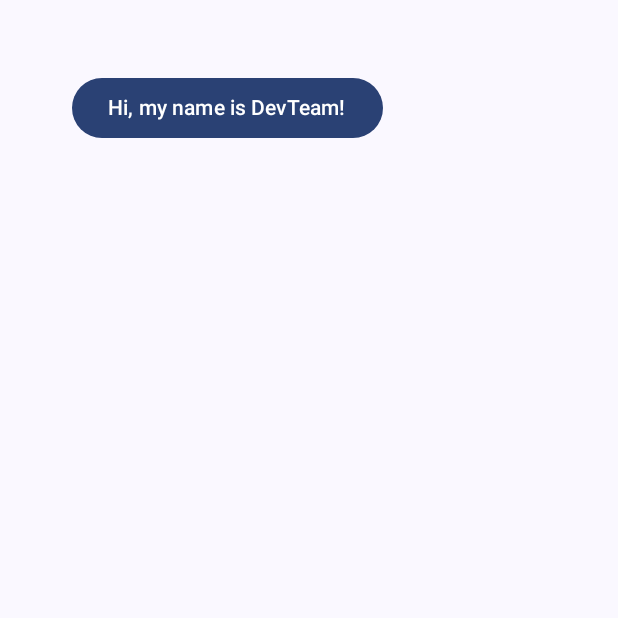
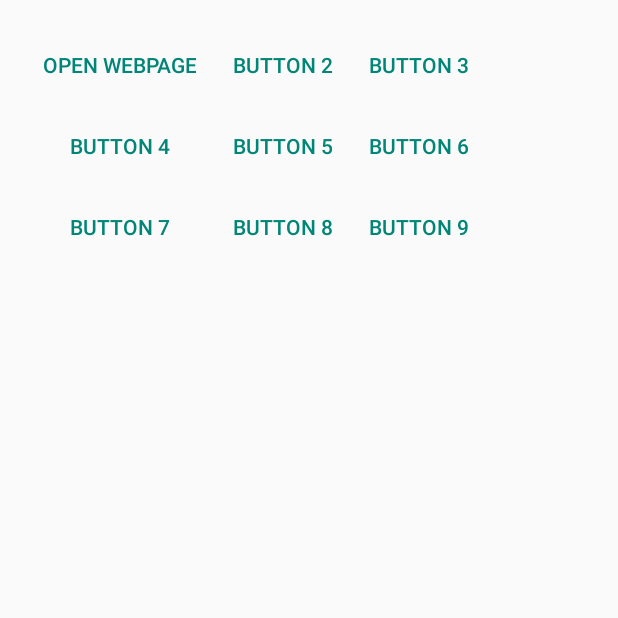
Before and after one commit to rrc124/ChildrensTherapy2, an Android app built with Jetpack Compose: the screen it shows after launch (MainActivity), on a phone screen of 412 x 824 dp, the top half of it. Run offline under Robolectric (Android 15) with nearby library versions, the phone set to English and light mode, and no system bars; pictures from the network do not load.

Commit message:
3x3 Button Grid
# Conflicts:
#	.idea/.gitignore
#	.idea/misc.xml
#	ChildrensTherapy/app/src/main/java/com/example/childrenstherapy/MainActivity.kt

```diff
--- a/ChildrensTherapy/app/src/main/AndroidManifest.xml
+++ b/ChildrensTherapy/app/src/main/AndroidManifest.xml
@@ -1,6 +1,9 @@
 <?xml version="1.0" encoding="utf-8"?>
 <manifest xmlns:android="http://schemas.android.com/apk/res/android"
     xmlns:tools="http://schemas.android.com/tools">
+
+    <!-- Internet permission added here -->
+    <uses-permission android:name="android.permission.INTERNET"/>
 
     <application
         android:allowBackup="true"
@@ -12,6 +15,7 @@
         android:supportsRtl="true"
         android:theme="@style/Theme.ChildrensTherapy"
         tools:targetApi="31">
+
         <activity
             android:name=".MainActivity"
             android:exported="true"
@@ -19,7 +23,6 @@
             android:theme="@style/Theme.ChildrensTherapy">
             <intent-filter>
                 <action android:name="android.intent.action.MAIN" />
-
                 <category android:name="android.intent.category.LAUNCHER" />
             </intent-filter>
         </activity>
--- a/ChildrensTherapy/app/src/main/java/com/example/childrenstherapy/MainActivity.kt
+++ b/ChildrensTherapy/app/src/main/java/com/example/childrenstherapy/MainActivity.kt
@@ -1,13 +1,13 @@
-/* #### This is the code for the button and the ability to press it to get a reaction
+package com.example.childrenstherapy
 
-   These are the nessasary imports, described in detail below */
+import android.content.Intent
+import android.os.Bundle
+import android.util.Log
+import android.widget.Button
+import androidx.appcompat.app.AppCompatActivity
+import android.net.Uri
 
-package com.example.childrenstherapy
-/* Bundle, imported below, allows the app to save the activity and keep your
-   state in the program. With bundle, if your app is moved to the background, it
-   will return to the state you left it. */
-import android.os.Bundle
-
+/*
 import androidx.activity.ComponentActivity
 import androidx.activity.compose.setContent
 import androidx.compose.foundation.Image
@@ -30,62 +30,88 @@ import androidx.compose.ui.tooling.preview.Preview
 import androidx.compose.ui.unit.dp
 import coil.compose.rememberAsyncImagePainter
 import com.example.childrenstherapy.ui.theme.ChildrensTherapyTheme
-/* Similar to int main() entry point in C++, but this is specific to Android app
-   development."
+*/
 
-   Class: Main
-
-   Activity<span style="caret-color: initial;">MainActivity" is declared in the
-   AndroidManifest.xml file.</span>
-
-   The syntax class_name: other_class_name signifies MainActivity inherits all
-   methods from the other class, ComponentActivity.Scaffold, a Jetpack Compose
-   function, provides UI layouts (such as having a title on top, a button in the
-   bottom right, and a bottom bar) and standard spacing.
-   ([More Info](https://www.geeksforgeeks.org/scaffold-in-android-using-jetpack-compose/?ref=header_outind))
-   Placing the Scaffold function under setContent ensures it takes up the entire
-   available space. */
-class MainActivity : ComponentActivity() {
+/*
+Similar to int main() entry point in C++, but this is specific to Android app development.
+"class MainActivity" is declared in the AndroidManifest.xml file.
+Bundle, imported above, allows the app to save the activity and keep your state in the
+program. With bundle, if your app is moved to the background, it will return to the state
+you left it.  The syntax class_name : other_class_name signifies MainActivity inherits all
+methods from the other class, ComponentActivity.  Scaffold, a Jetpack Compose function,
+provides UI layouts (such as having a title on top, a button in the bottom right, and a
+bottom bar) and standard spacing.
+https://www.geeksforgeeks.org/scaffold-in-android-using-jetpack-compose/?ref=header_outind
+Placing the Scaffold function under setContent ensures it takes up the entire available
+space.
+ */
+class MainActivity : AppCompatActivity() {
     override fun onCreate(savedInstanceState: Bundle?) {
         super.onCreate(savedInstanceState)
-        setContent{
-            ChildrensTherapyTheme() {
-                Scaffold(modifier = Modifier.fillMaxSize()) { innerPadding -> // Scaffold
-                    Greeting(
-                        name = "DevTeam",
-                        modifier = Modifier.padding(innerPadding)
-                    )
+        setContentView(R.layout.activity_main)
+
+        // Sets up click listener for the button
+        findViewById<Button>(R.id.button_open_webpage).setOnClickListener {
+            val webpageUrl = "https://www.google.com"
+            openWebPage(webpageUrl)
+            Log.d("MainActivity", "Open Webpage button clicked")
+        }
+    }
+
+    private fun openWebPage(url: String) {
+        val webpage: Uri = Uri.parse(url)
+        val intent = Intent(Intent.ACTION_VIEW, webpage)
+
+        // Add logging to check if the intent resolves successfully
+        if (intent.resolveActivity(packageManager) != null) {
+            Log.d("MainActivity", "Intent resolved successfully.")
+            startActivity(intent)
+        } else {
+            Log.d("MainActivity", "No application can handle this intent.")
         }
     }
 }
+
+
+        /*
+        // Sets up click listeners for action buttons
+        findViewById<Button>(R.id.button2).setOnClickListener {
+            launchVideoPlayer("android.resource://com.example.childrenstherapy/raw/video2")
         }
-}
-/* A composable is a "nestable" function from Jetpack that allows you to create
-   complex UI structures. So "@Composable" tells the function "Greeting" to use
-   the Jetpack Compose UI framework. */
+
+
+        ChildrensTherapyTheme {
+                Scaffold(modifier = Modifier.fillMaxSize()) { innerPadding -> // Scaffold
+                    Greeting(
+                        name = "Android",
+                        modifier = Modifier.padding(innerPadding)
+
+         */
+
+/*
+A composable is a "nestable" function from Jetpack that allows you to create complex
+UI structures. So "@Composable" tells the function "Greeting" to use the Jetpack
+Compose UI framework.
+ */
+
+    /*
 @Composable
-/*
-var is mutable variable, vs val which is not.
-*/
 fun Greeting(name: String, modifier: Modifier = Modifier) {
-    var helloEmoji by remember {
+    var helloEmoji by remember { // var is mutable variable, vs val which is not.
         mutableStateOf(false)
     }
-/* Function "Column" arranges items vertically. The function "Button" is placed
-   within this column that shows "Hi, my name is ...". When this button is
-   clicked, the state of "helloEmoji" is set to true and a GIF emoji is
-   displayed.
-
-    Function imported from import androidx.compose.foundation.layout.
-    Column gives Greeting a vertical layout.
+    /*
+    Function "Column" arranges items vertically.  The function "Button" is placed within this column
+    that shows "Hi, my name is ...".  When this button is clicked, the state of "helloEmoji" is set to
+    true and a GIF emoji is displayed.
      */
-    Column(
+    Column( // Function imported from import androidx.compose.foundation.layout.
+        // Column gives Greeting a vertical layout.
         horizontalAlignment  = Alignment.CenterHorizontally,
         verticalArrangement = Arrangement.Center,
-/*
-Modifier function contains decorations and ()
-*/
-        modifier = Modifier.padding(24.dp)
+        modifier = Modifier.padding(24.dp) // Modifier function contains decorations and
+        // behaviors to function Column.
+        // https://www.geeksforgeeks.org/concept-of-padding-in-android/?ref=header_outind
 
     )
     /*
@@ -94,19 +120,11 @@ This function provides a string of text (Hi, my name is $name!"
     */
     {
         Button(
-/*
- Sets a boolean state to var "helloEmoji".
-*/
-            onClick = { helloEmoji = true },
-/*
-If Button is clicked, set "helloEmoji" to true.
-*/
+            onClick = { helloEmoji = true }, // Sets a boolean state to var "helloEmoji".
+            // If Button is clicked, set "helloEmoji" to true.
             modifier = Modifier.padding(24.dp)
         ) {
-/*
-Text that shows inside the button.
-*/
-            Text(text = "Hi, my name is $name!")
+            Text(text = "Hi, my name is $name!") // Text that shows inside the button.
         }
 
         // If "helloEmoji" is true, then display the GIF.
@@ -119,12 +137,15 @@ Text that shows inside the button.
         }
     }
 }
-/* @Preview allows us to preview the app inside of the Android Studio
-   environment. */
+/*
+@Preview allows us to preview the app inside of the Android Studio environment.
+ */
 @Preview(showBackground = false)
 @Composable
 fun GreetingPreview() {
-    ChildrensTherapyTheme() {
+    ChildrensTherapyTheme {
         Greeting("Android")
     }
 }
+
+*/
--- /dev/null
+++ b/ChildrensTherapy/app/src/main/res/layout/activity_main.xml
@@ -0,0 +1,91 @@
+<?xml version="1.0" encoding="utf-8"?>
+<TableLayout xmlns:android="http://schemas.android.com/apk/res/android"
+    android:layout_width="wrap_content"
+    android:layout_height="match_parent"
+    android:padding="16dp">
+
+    <!-- First Row -->
+    <TableRow
+        android:layout_width="match_parent"
+        android:layout_height="wrap_content">
+
+        <Button
+            android:id="@+id/button_open_webpage"
+            style="?android:attr/buttonBarButtonStyle"
+            android:layout_width="wrap_content"
+            android:layout_height="wrap_content"
+            android:text="Open Webpage" />
+
+        <Button
+            android:id="@+id/button2"
+            android:layout_width="wrap_content"
+            android:layout_height="wrap_content"
+            android:text="@string/button_2_text"
+            style="?android:attr/buttonBarButtonStyle" />
+
+        <Button
+            android:id="@+id/button3"
+            android:layout_width="wrap_content"
+            android:layout_height="wrap_content"
+            android:text="@string/button_3_text"
+            style="?android:attr/buttonBarButtonStyle" />
+
+    </TableRow>
+
+    <!-- Second Row -->
+    <TableRow
+        android:layout_width="match_parent"
+        android:layout_height="wrap_content">
+
+        <Button
+            android:id="@+id/button4"
+            android:layout_width="wrap_content"
+            android:layout_height="wrap_content"
+            android:text="@string/button_4_text"
+            style="?android:attr/buttonBarButtonStyle" />
+
+        <Button
+            android:id="@+id/button5"
+            android:layout_width="wrap_content"
+            android:layout_height="wrap_content"
+            android:text="@string/button_5_text"
+            style="?android:attr/buttonBarButtonStyle" />
+
+        <Button
+            android:id="@+id/button6"
+            android:layout_width="wrap_content"
+            android:layout_height="wrap_content"
+            android:text="@string/button_6_text"
+            style="?android:attr/buttonBarButtonStyle" />
+
+    </TableRow>
+
+    <!-- Third Row -->
+    <TableRow
+        android:layout_width="match_parent"
+        android:layout_height="wrap_content">
+
+        <Button
+            android:id="@+id/button7"
+            android:layout_width="wrap_content"
+            android:layout_height="wrap_content"
+            android:text="@string/button_7_text"
+            style="?android:attr/buttonBarButtonStyle" />
+
+        <Button
+            android:id="@+id/button8"
+            android:layout_width="wrap_content"
+            android:layout_height="wrap_content"
+            android:text="@string/button_8_text"
+            style="?android:attr/buttonBarButtonStyle" />
+
+        <Button
+            android:id="@+id/button9"
+            android:layout_width="wrap_content"
+            android:layout_height="wrap_content"
+            android:text="@string/button_9_text"
+            style="?android:attr/buttonBarButtonStyle" />
+
+    </TableRow>
+
+</TableLayout>
--- a/ChildrensTherapy/app/src/main/res/values/strings.xml
+++ b/ChildrensTherapy/app/src/main/res/values/strings.xml
@@ -1,3 +1,13 @@
 <resources>
     <string name="app_name">Childrens Therapy</string>
+    <string name="button_1_text">Button 1</string>
+    <string name="button_2_text">Button 2</string>
+    <string name="button_3_text">Button 3</string>
+    <string name="button_4_text">Button 4</string>
+    <string name="button_5_text">Button 5</string>
+    <string name="button_6_text">Button 6</string>
+    <string name="button_7_text">Button 7</string>
+    <string name="button_8_text">Button 8</string>
+    <string name="button_9_text">Button 9</string>
+
 </resources>
--- a/ChildrensTherapy/app/src/main/res/values/themes.xml
+++ b/ChildrensTherapy/app/src/main/res/values/themes.xml
@@ -1,5 +1,4 @@
 <?xml version="1.0" encoding="utf-8"?>
 <resources>
-
-    <style name="Theme.ChildrensTherapy" parent="android:Theme.Material.Light.NoActionBar" />
+    <style name="Theme.ChildrensTherapy" parent="Theme.AppCompat.Light.NoActionBar" />
 </resources>
--- a/ChildrensTherapy/settings.gradle.kts
+++ b/ChildrensTherapy/settings.gradle.kts
@@ -12,7 +12,7 @@ pluginManagement {
     }
 }
 dependencyResolutionManagement {
-    repositoriesMode.set(RepositoriesMode.FAIL_ON_PROJECT_REPOS)
+    repositoriesMode.set(RepositoriesMode.PREFER_SETTINGS)
     repositories {
         google()
         mavenCentral()
```
Also changed, not shown: ChildrensTherapy/app/build.gradle.kts (+5 -4 lines), ChildrensTherapy/app/src/main/java/com/example/childrenstherapy/VideoPlayerActivity.kt (added, +20 -0 lines), ChildrensTherapy/app/src/main/res/layout/video_player.xml (added, +12 -0 lines), ChildrensTherapy/app/src/main/res/drawable/toad.gif (added), ChildrensTherapy/build.gradle.kts (line endings or trailing spaces). Lines whose indentation alone changed are shown as unchanged.
